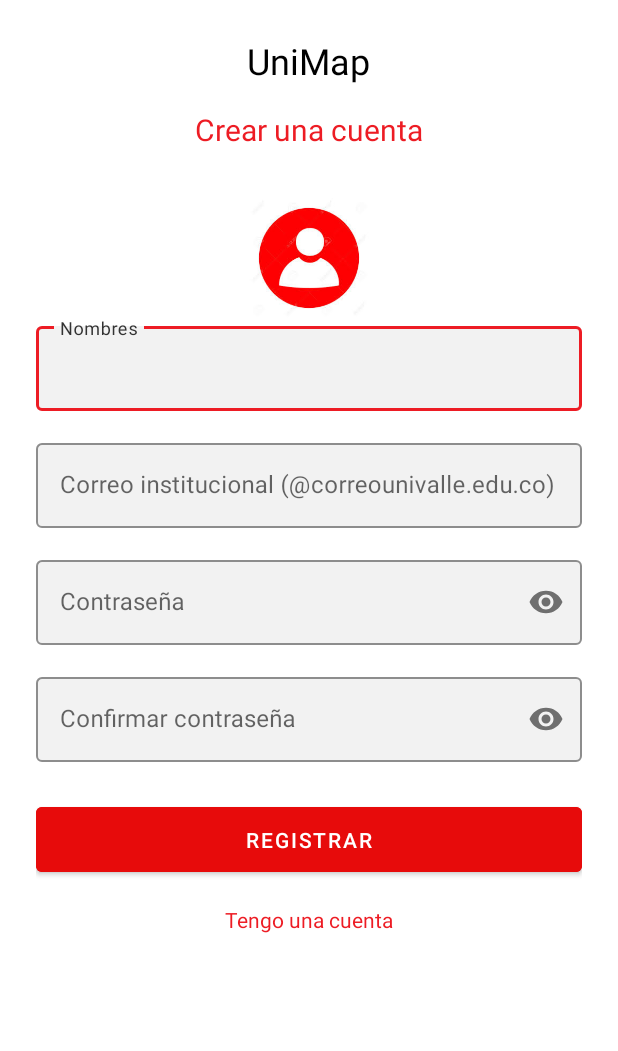
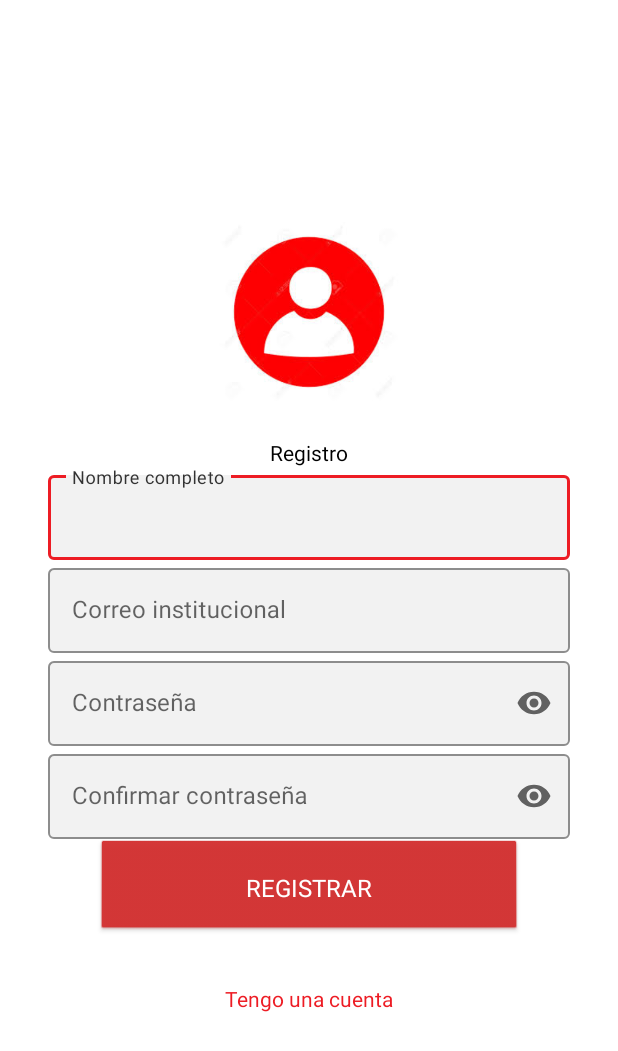
Before and after one commit to NilsonSytaxError39/Unimap, an Android app built with Jetpack Compose: the RegistroActivity screen opened directly, with no data from a screen before it, on a phone screen of 412 x 824 dp. Shown: the top 1051 px of the screen. Run offline under Robolectric (Android 15) with nearby library versions, the phone set to English and light mode, and no system bars; our stand-ins replace Firebase (no records; nobody signed in at launch, a user with empty details on screens opened directly).

Commit message:
segundo commiy

```diff
--- a/app/src/main/java/com/example/univalle_map/MenuPrincipal.java
+++ b/app/src/main/java/com/example/univalle_map/MenuPrincipal.java
@@ -111,7 +111,18 @@ public class MenuPrincipal extends AppCompatActivity
     @Override
     protected void onResume() {
         super.onResume();
-        cargarDatosUsuario();
+        boolean esInvitado = getIntent().getBooleanExtra("modo_invitado", false);
+        if (!esInvitado) {
+            FirebaseUser currentUser = mAuth.getCurrentUser();
+            if (currentUser == null) {
+                mAuth.signOut();
+                Intent intent = new Intent(this, LoginActivity.class);
+                startActivity(intent);
+                finish();
+                return;
+            }
+            cargarDatosUsuario();
+        }
     }
 
     private void setupCardClicks() {
--- a/app/src/main/java/com/example/univalle_map/login/LoginActivity.java
+++ b/app/src/main/java/com/example/univalle_map/login/LoginActivity.java
@@ -75,6 +75,17 @@ public class LoginActivity extends AppCompatActivity {
             e.printStackTrace();
             Toast.makeText(this,
                 "Error al inicializar la pantalla de login", Toast.LENGTH_LONG).show();
+        }
+    }
+
+    @Override
+    protected void onStart() {
+        super.onStart();
+        mAuth = FirebaseAuth.getInstance();
+        if (mAuth.getCurrentUser() != null && isTaskRoot()) {
+            Intent intent = new Intent(this, MenuPrincipal.class);
+            startActivity(intent);
+            finish();
         }
     }
 
--- a/app/src/main/res/layout/activity_registro.xml
+++ b/app/src/main/res/layout/activity_registro.xml
@@ -4,62 +4,52 @@
     android:layout_width="match_parent"
     android:layout_height="match_parent"
     android:orientation="vertical"
-    android:padding="24dp"
+    android:gravity="center"
+    android:padding="32dp"
     android:background="@color/background_light">
+
+    <!-- Logo en la parte superior -->
+    <ImageView
+        android:id="@+id/logoImage"
+        android:layout_width="120dp"
+        android:layout_height="120dp"
+        android:src="@drawable/ic_person"
+        android:layout_marginBottom="24dp"
+        android:contentDescription="Logo"/>
 
     <!-- Título -->
     <TextView
         android:layout_width="wrap_content"
         android:layout_height="wrap_content"
-        android:text="UniMap"
-        android:textSize="24sp"
-        android:textColor="?android:attr/textColorPrimary"
-        android:layout_gravity="center"
-        android:layout_marginBottom="16dp"/>
-
-    <TextView
-        android:layout_width="wrap_content"
-        android:layout_height="wrap_content"
-        android:text="Crear una cuenta"
-        android:textSize="20sp"
-        android:textColor="#ED1C24"
-        android:layout_gravity="center"
-        android:layout_marginBottom="32dp"/>
-
-    <!-- Icono de perfil -->
-    <ImageView
-        android:layout_width="80dp"
-        android:layout_height="80dp"
-        android:src="@drawable/ic_person"
-        android:layout_gravity="center"
-        />
+        android:text="Registro"
+        style="@style/AppTheme"/>
 
     <!-- Campo de Nombre -->
     <com.google.android.material.textfield.TextInputLayout
+        android:id="@+id/nombreLayout"
+        style="@style/CustomTextInputOutlined"
         android:layout_width="match_parent"
         android:layout_height="wrap_content"
-        android:layout_marginBottom="16dp"
-        style="@style/CustomTextInputOutlined"
+        app:boxBackgroundColor="@color/card_background_light"
         app:boxStrokeColor="@color/box_stroke_color"
-        app:hintTextColor="@color/hint_text_color_light"
-        app:boxBackgroundColor="@color/card_background_light">
+        app:hintTextColor="@color/hint_text_color_light">
 
         <com.google.android.material.textfield.TextInputEditText
             android:id="@+id/editTextNombre"
             android:layout_width="match_parent"
             android:layout_height="wrap_content"
-            android:hint="Nombres"
+            android:hint="Nombre completo"
             android:inputType="textPersonName"
             android:textColor="#000000"
             android:textColorHint="#757575"/>
     </com.google.android.material.textfield.TextInputLayout>
 
-    <!-- Campo de Correo -->
+    <!-- Campo de Email -->
     <com.google.android.material.textfield.TextInputLayout
+        android:id="@+id/emailLayout"
+        style="@style/CustomTextInputOutlined"
         android:layout_width="match_parent"
         android:layout_height="wrap_content"
-        android:layout_marginBottom="16dp"
-        style="@style/CustomTextInputOutlined"
         app:boxBackgroundColor="@color/card_background_light"
         app:boxStrokeColor="@color/box_stroke_color"
         app:hintTextColor="@color/hint_text_color_light">
@@ -68,7 +58,7 @@
             android:id="@+id/editTextEmail"
             android:layout_width="match_parent"
             android:layout_height="wrap_content"
-            android:hint="Correo institucional (@correounivalle.edu.co)"
+            android:hint="Correo institucional"
             android:inputType="textEmailAddress"
             android:textColor="#000000"
             android:textColorHint="#757575"/>
@@ -76,11 +66,11 @@
 
     <!-- Campo de Contraseña -->
     <com.google.android.material.textfield.TextInputLayout
+        android:id="@+id/passwordLayout"
+        style="@style/CustomTextInputOutlined"
         android:layout_width="match_parent"
         android:layout_height="wrap_content"
-        android:layout_marginBottom="16dp"
-        style="@style/CustomTextInputOutlined"
-        app:passwordToggleEnabled="true"
+        app:endIconMode="password_toggle"
         app:boxBackgroundColor="@color/card_background_light"
         app:boxStrokeColor="@color/box_stroke_color"
         app:hintTextColor="@color/hint_text_color_light">
@@ -97,11 +87,11 @@
 
     <!-- Campo de Confirmar Contraseña -->
     <com.google.android.material.textfield.TextInputLayout
+        android:id="@+id/confirmPasswordLayout"
+        style="@style/CustomTextInputOutlined"
         android:layout_width="match_parent"
         android:layout_height="wrap_content"
-        android:layout_marginBottom="24dp"
-        style="@style/CustomTextInputOutlined"
-        app:passwordToggleEnabled="true"
+        app:endIconMode="password_toggle"
         app:boxBackgroundColor="@color/card_background_light"
         app:boxStrokeColor="@color/box_stroke_color"
         app:hintTextColor="@color/hint_text_color_light">
@@ -119,13 +109,8 @@
     <!-- Botón de Registro -->
     <com.google.android.material.button.MaterialButton
         android:id="@+id/btnRegistrar"
-        android:layout_width="match_parent"
-        android:layout_height="wrap_content"
-        android:text="REGISTRAR"
-        android:textColor="@android:color/white"
-        android:padding="12dp"
-        android:backgroundTint="#E70B0B"
-        />
+        style="@style/AppButton"
+        android:text="REGISTRAR"/>
 
     <!-- Link a Login -->
     <TextView
```
Also changed, not shown: 1 other file.
